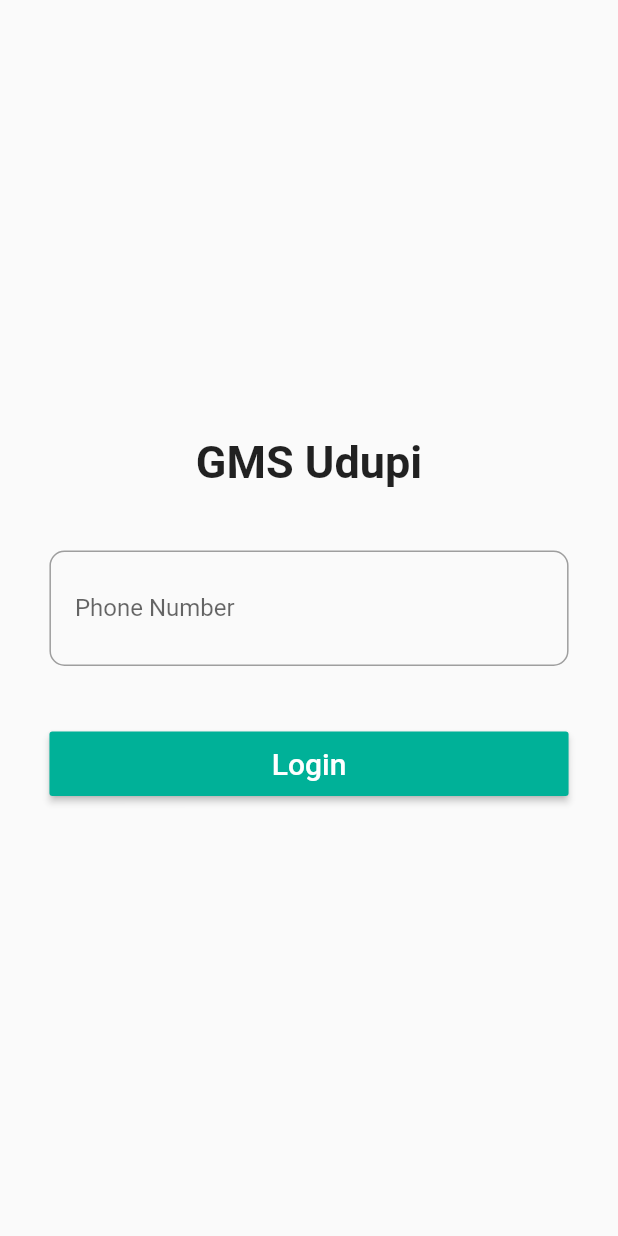
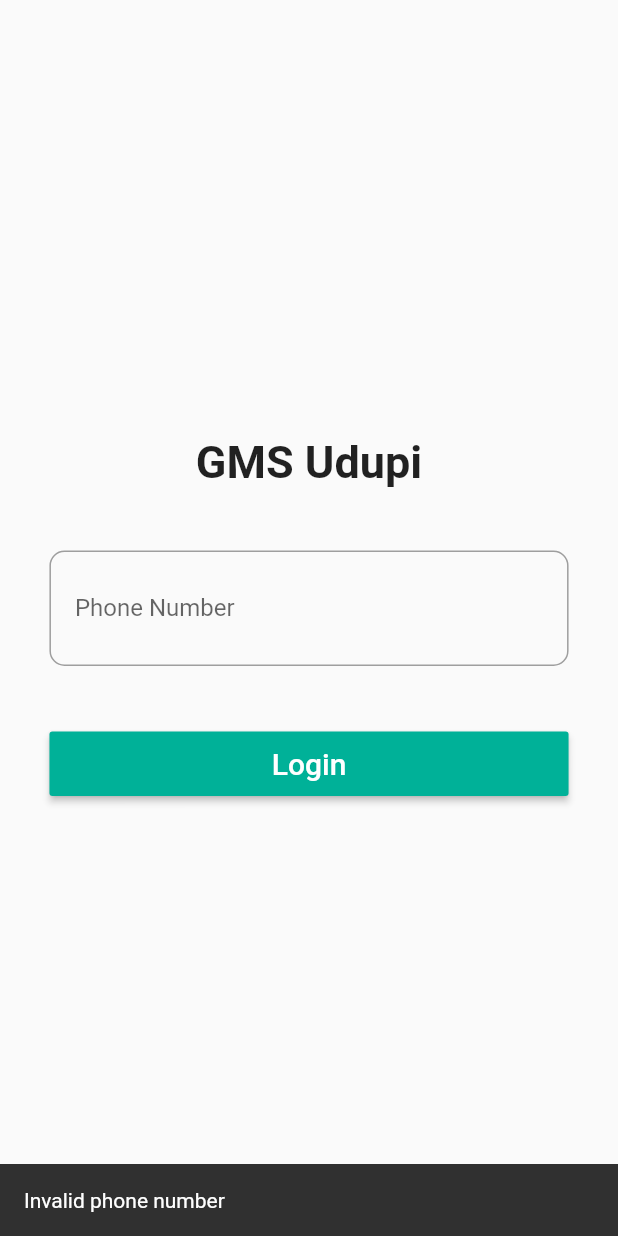
Before and after one commit to deepunyk/gms_user, a Flutter app: the screen it shows after launch, after a tap on "Login", on a phone screen of 412 x 824 dp. Run offline on Flutter 3.47's test engine with Material 2 defaults, Android fonts, the phone set to English and light mode, and no system bars; our stand-ins replace auto_size_text, cloud_firestore, connectivity, firebase_auth, firebase_core, firebase_messaging and 6 more; missing offline and left inert: google_maps_utils; accounts and stored records are empty; network calls fail.

```diff
--- a/lib/screens/login_screen.dart
+++ b/lib/screens/login_screen.dart
@@ -43,7 +43,7 @@ class _LoginScreenState extends State<LoginScreen> {
             print("code send");
             isLoad = false;
             setState(() {});
-            //Get.to(OTPScreen(), arguments: [verId, phoneNumber]);
+            Get.to(OTPScreen(), arguments: [verId, phoneNumber]);
           },
           codeAutoRetrievalTimeout: (String verId) {
             isLoad = false;
@@ -59,15 +59,6 @@ class _LoginScreenState extends State<LoginScreen> {
       setState(() {});
       Get.rawSnackbar(message: "Invalid phone number");
     }
-  }
-
-  testLoginPhone() async {
-    String phone = "+91" + controller.text;
-    AuthService authService = AuthService();
-    final response = await authService.userSignIn(phone);
-    response
-        ? Get.offAll(HomeScreen())
-        : Get.offAll(RegisterScreen(), arguments: phone);
   }
 
   @override
@@ -119,7 +110,7 @@ class _LoginScreenState extends State<LoginScreen> {
                         hintText: "Enter your phone number here",
                       ),
                       onSubmitted: (val) {
-                        testLoginPhone();
+                        loginPhone();
                       },
                     ),
                   ),
@@ -128,7 +119,7 @@ class _LoginScreenState extends State<LoginScreen> {
                   ),
                   CustomAuthButton(
                     onTap: () {
-                      testLoginPhone();
+                      loginPhone();
                     },
                     title: "Login",
                   ),
--- a/lib/screens/splash_screen.dart
+++ b/lib/screens/splash_screen.dart
@@ -1,5 +1,9 @@
+import 'package:auto_size_text/auto_size_text.dart';
+import 'package:connectivity/connectivity.dart';
 import 'package:firebase_messaging/firebase_messaging.dart';
 import 'package:flutter/material.dart';
+import 'package:flutter/services.dart';
+import 'package:flutter_spinkit/flutter_spinkit.dart';
 import 'package:get/get.dart';
 import 'package:get_storage/get_storage.dart';
 import 'package:gms_user/screens/home_screen.dart';
@@ -11,6 +15,8 @@ class SplashScreen extends StatefulWidget {
 }
 
 class _SplashScreenState extends State<SplashScreen> {
+  bool check = false;
+
   checkLogin() {
     final fbm = FirebaseMessaging();
     fbm.requestNotificationPermissions();
@@ -28,6 +34,7 @@ class _SplashScreenState extends State<SplashScreen> {
     GetStorage box = GetStorage();
     Future.delayed(const Duration(milliseconds: 1000), () {
       if (box.hasData("user_id")) {
+        fbm.subscribeToTopic('${box.read("ward_id")}');
         Get.offAll(HomeScreen());
       } else {
         Get.offAll(LoginScreen());
@@ -35,15 +42,108 @@ class _SplashScreenState extends State<SplashScreen> {
     });
   }
 
-  @override
-  void initState() {
-    // TODO: implement initState
-    super.initState();
-    checkLogin();
+  _showDialog() {
+    Get.dialog(AlertDialog(
+      title: Text("No internet connection"),
+      content: Text("Please switch on your internet connection to proceed."),
+      actions: [
+        FlatButton(
+            onPressed: () {
+              SystemNavigator.pop();
+            },
+            child: Text("Quit")),
+        FlatButton(
+            onPressed: () {
+              Get.close(1);
+
+              Future.delayed(const Duration(milliseconds: 1000), () {
+                checkConnection();
+              });
+            },
+            child: Text("Okay")),
+      ],
+    ));
+  }
+
+  checkConnection() async {
+    var connectivityResult = await (Connectivity().checkConnectivity());
+    if (connectivityResult == ConnectivityResult.mobile) {
+      checkLogin();
+    } else if (connectivityResult == ConnectivityResult.wifi) {
+      checkLogin();
+    } else {
+      _showDialog();
+    }
   }
 
   @override
   Widget build(BuildContext context) {
-    return Scaffold();
+    if (!check) {
+      check = true;
+      checkConnection();
+    }
+    return Scaffold(
+      body: Container(
+        color: Get.theme.primaryColor.withOpacity(0.05),
+        child: Stack(
+          children: [
+            Column(
+              mainAxisAlignment: MainAxisAlignment.center,
+              crossAxisAlignment: CrossAxisAlignment.center,
+              children: [
+                Container(
+                  decoration: BoxDecoration(
+                    shape: BoxShape.circle,
+                  ),
+                  width: 125,
+                  height: 125,
+                  child: ClipOval(
+                    child: Image.asset(
+                      "assets/images/logo.png",
+                      width: double.infinity,
+                      height: double.infinity,
+                      fit: BoxFit.cover,
+                    ),
+                  ),
+                ),
+                Container(
+                  margin: EdgeInsets.only(top: 16),
+                  width: double.infinity,
+                  padding: const EdgeInsets.symmetric(horizontal: 16.0),
+                  child: AutoSizeText(
+                    "GMS Udupi",
+                    style: TextStyle(
+                      fontSize: 28,
+                      fontWeight: FontWeight.w600,
+                    ),
+                    textAlign: TextAlign.center,
+                    maxLines: 1,
+                  ),
+                ),
+              ],
+            ),
+            Align(
+              alignment: Alignment.bottomCenter,
+              child: Column(
+                mainAxisSize: MainAxisSize.min,
+                children: [
+                  SpinKitChasingDots(
+                    color: Get.theme.primaryColor,
+                    size: 30,
+                  ),
+                  SizedBox(
+                    height: 10,
+                  ),
+                  Text("Please wait"),
+                  SizedBox(
+                    height: Get.height * 0.08,
+                  ),
+                ],
+              ),
+            )
+          ],
+        ),
+      ),
+    );
   }
 }
--- a/lib/services/collection_service.dart
+++ b/lib/services/collection_service.dart
@@ -8,6 +8,7 @@ class CollectionService {
   Future<List<Collection>> getCollections() async {
     List<Collection> collections = [];
 
+    try {
       GetStorage box = GetStorage();
       print("${box.read("ward_id")}");
       final response = await http.post(
@@ -16,6 +17,8 @@ class CollectionService {
       final jsonResponse = json.decode(response.body);
       final allData = jsonResponse['data'];
       allData.map((e) => collections.add(Collection.fromJson(e))).toList();
+    } catch (e) {}
+
     return collections.reversed.toList();
   }
 }
--- a/lib/services/report_service.dart
+++ b/lib/services/report_service.dart
@@ -1,3 +1,4 @@
+import 'package:cloud_firestore/cloud_firestore.dart';
 import 'package:get_storage/get_storage.dart';
 import 'package:http/http.dart' as http;
 
@@ -14,6 +15,11 @@ class ReportService {
 
     print(response.body);
     if (response.body == "yes") {
+      await FirebaseFirestore.instance.collection("notification").add({
+        "title": "${box.read('user_name')} has reported",
+        "body": "Click here to get more details",
+        "to": "admin"
+      });
       return true;
     } else {
       return false;
```
Also changed, not shown: lib/screens/collection_screen.dart (+17 -7 lines), lib/screens/home_screen.dart (+6 -5 lines), lib/screens/otp_screen.dart (+5 -4 lines), lib/screens/register_screen.dart (+25 -6 lines), lib/services/auth_service.dart (+12 -6 lines), lib/widgets/custom_error_widget.dart (added, +33 -0 lines), pubspec.yaml (+4 -3 lines), assets/images/logo.png (added), pubspec.lock, 3 other files. Lines whose indentation alone changed are shown as unchanged.
